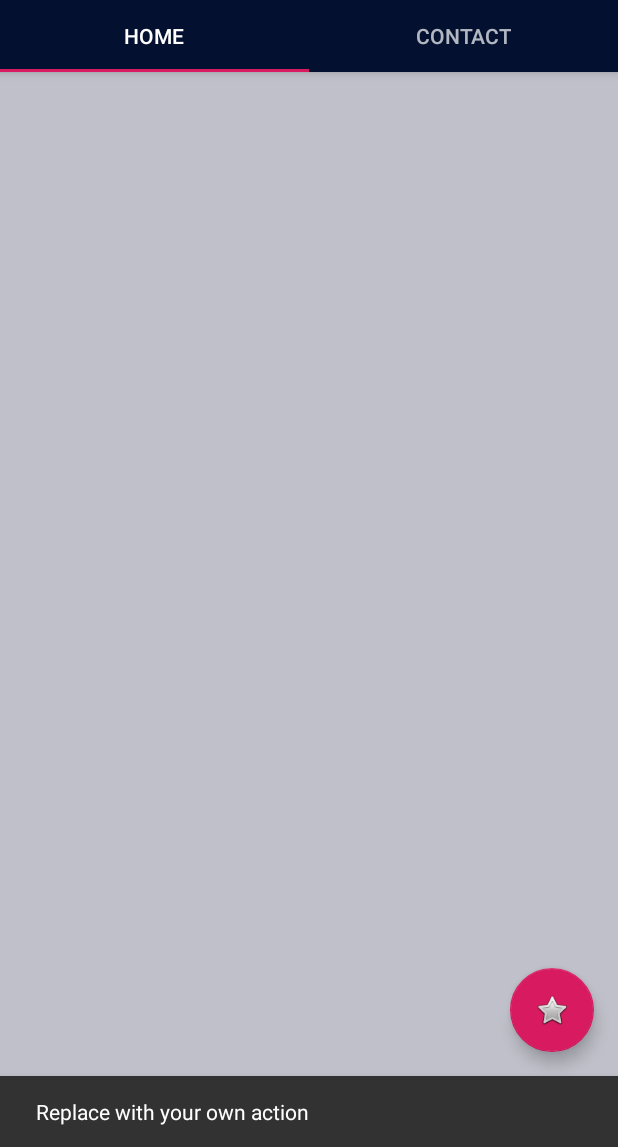
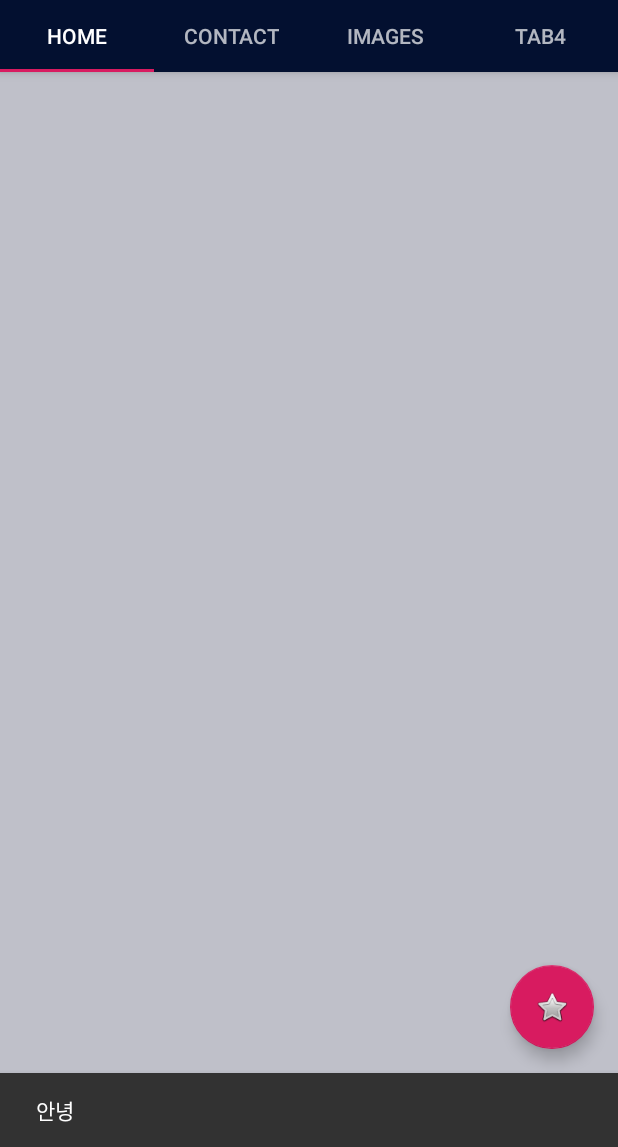
Before and after one commit to gjrud1470/MadWeek2, an Android app: the screen it shows after launch (MainActivity), after a tap on an icon or button, on a phone screen of 412 x 824 dp, the part 89-1236 px from its top. Run offline under Robolectric (Android 15) with nearby library versions, the phone set to English and light mode, and no system bars; 1 statement that could not run was skipped.

Commit message:
show 4 tabs

```diff
--- a/app/src/main/java/com/example/myapplication/MainActivity.kt
+++ b/app/src/main/java/com/example/myapplication/MainActivity.kt
@@ -23,7 +23,7 @@ class MainActivity : AppCompatActivity() {
         val fab: FloatingActionButton = findViewById(R.id.fab)
 
         fab.setOnClickListener { view ->
-            Snackbar.make(view, "Replace with your own action", Snackbar.LENGTH_LONG)
+            Snackbar.make(view, "안녕", Snackbar.LENGTH_LONG)
                     .setAction("Action", null).show()
         }
     }
--- a/app/src/main/java/com/example/myapplication/ui/main/SectionsPagerAdapter.kt
+++ b/app/src/main/java/com/example/myapplication/ui/main/SectionsPagerAdapter.kt
@@ -8,7 +8,9 @@ import com.example.myapplication.R
 
 private val TAB_TITLES = arrayOf(
         R.string.tab_text_1,
-        R.string.tab_text_2
+        R.string.tab_text_2,
+        R.string.tab_text_3,
+        R.string.tab_text_4
 )
 
 /**
@@ -30,6 +32,6 @@ class SectionsPagerAdapter(private val context: Context, fm: FragmentManager)
 
     override fun getCount(): Int {
         // Show 2 total pages.
-        return 2
+        return 4
     }
 }
```
